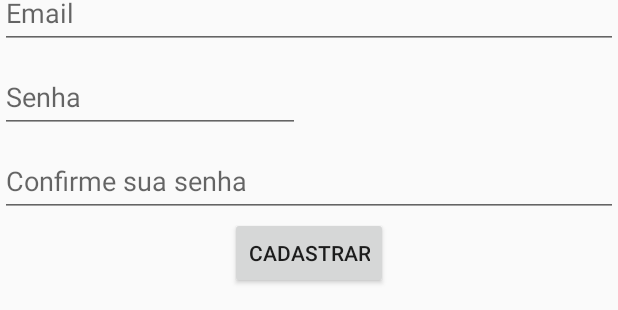
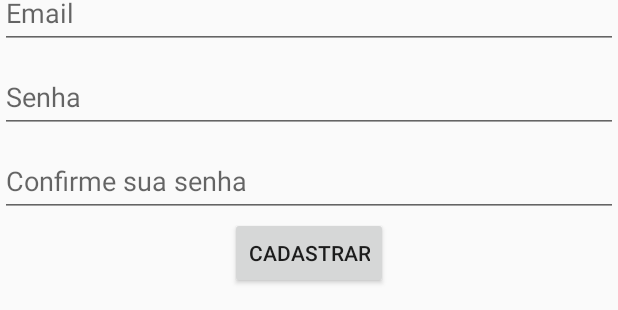
Before and after one commit to dagneserodrigo/moses, an Android app: the layout activity_sign_up.xml on its own in the app's theme, with its tools: preview values and no code run, on a phone screen of 412 x 824 dp. Shown: the part 533-843 px from the top of the screen. Run offline under Robolectric (Android 15) with nearby library versions, the phone set to English and light mode, and no system bars.

Commit message:
fix merge

```diff
--- a/app/src/main/AndroidManifest.xml
+++ b/app/src/main/AndroidManifest.xml
@@ -13,9 +13,9 @@
         android:theme="@style/AppTheme">
         <activity android:name=".activities.MainActivity" />
         <activity android:name=".activities.ChatActivity" />
-        <activity android:name=".activities.BaseActivity"/>
-        <activity android:name=".activities.SignInActivity" />
-        <activity android:name=".activities.LoginActivity">
+        <activity android:name=".activities.BaseActivity" />
+        <activity android:name=".activities.SignUpActivity" />
+        <activity android:name=".activities.SignInActivity">
             <intent-filter>
                 <action android:name="android.intent.action.MAIN" />
 
--- a/app/src/main/res/layout/activity_sign_in.xml
+++ b/app/src/main/res/layout/activity_sign_in.xml
@@ -26,7 +26,7 @@
 
 
         <EditText
-            android:layout_width="200dp"
+            android:layout_width="match_parent"
             android:layout_height="wrap_content"
             android:hint="Senha"
             android:inputType="textPassword"
--- a/app/src/main/res/layout/activity_sign_up.xml
+++ b/app/src/main/res/layout/activity_sign_up.xml
@@ -37,7 +37,7 @@
 
         <EditText
             android:id="@+id/txtPassword"
-            android:layout_width="200dp"
+            android:layout_width="match_parent"
             android:layout_height="wrap_content"
             android:hint="@string/password_hint"
             android:inputType="textPassword"/>
```
